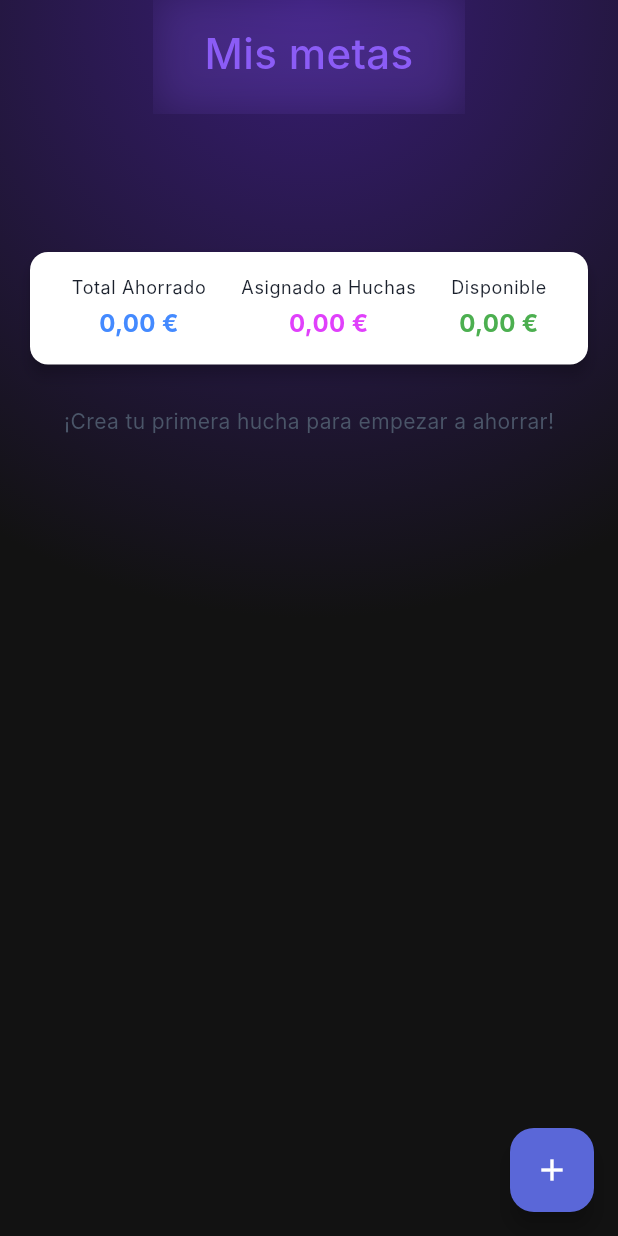
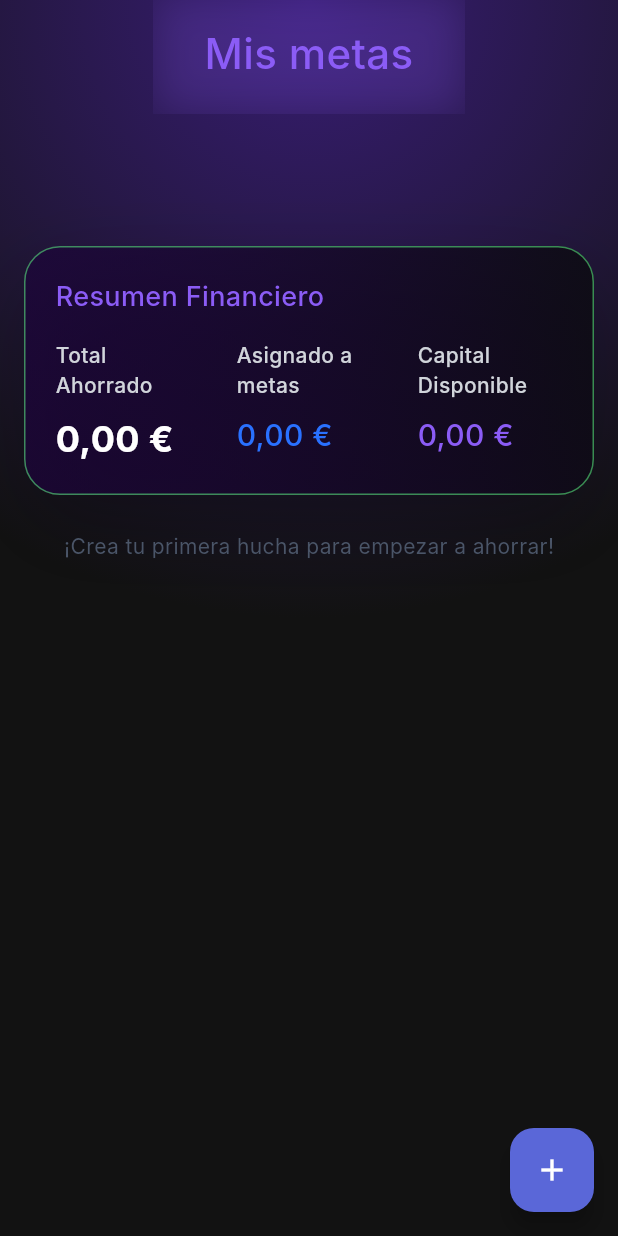
Before and after one commit to Thiagosnchz02/finai_flutter, a Flutter app: the GoalsScreen screen opened by its route, on a phone screen of 412 x 824 dp. Run offline on Flutter 3.47's test engine with Material 3 defaults, Android fonts, the phone set to English and light mode, and no system bars; our stand-ins replace fl_chart, flutter_dotenv, flutter_svg, font_awesome_flutter, image_picker, intl_phone_field and 4 more; missing offline and left inert: flutter_facebook_auth; accounts and stored records are empty; Roboto replaces fonts that are missing (Inter).

Commit message:
Refina cabecera de resumen de metas

```diff
--- a/lib/features/goals/widgets/goals_summary_header.dart
+++ b/lib/features/goals/widgets/goals_summary_header.dart
@@ -11,46 +11,111 @@ class GoalsSummaryHeader extends StatelessWidget {
 
   @override
   Widget build(BuildContext context) {
-    return Card(
-      elevation: 4,
-      child: Padding(
-        padding: const EdgeInsets.all(16.0),
-        child: Row(
-          mainAxisAlignment: MainAxisAlignment.spaceAround,
-          children: [
-            _buildSummaryColumn(
-              context,
-              'Total Ahorrado',
-              summary.totalSavingsBalance,
-              Colors.blueAccent,
-            ),
-            _buildSummaryColumn(
-              context,
-              'Asignado a Huchas',
-              summary.totalAllocated,
-              Colors.purpleAccent,
-            ),
-            _buildSummaryColumn(
-              context,
-              'Disponible',
-              summary.availableToAllocate,
-              Colors.green,
-            ),
+    final formatter = NumberFormat.currency(locale: 'es_ES', symbol: '€');
+
+    return Container(
+      decoration: BoxDecoration(
+        gradient: const LinearGradient(
+          begin: Alignment.topRight,
+          end: Alignment.bottomLeft,
+          colors: [
+            Color.fromRGBO(11, 11, 15, 0.8),
+            Color.fromRGBO(31, 1, 66, 0.6),
           ],
         ),
+        border: Border.all(color: const Color(0x8B5CF682)),
+        borderRadius: BorderRadius.circular(24),
+        boxShadow: const [
+          BoxShadow(
+            color: Color(0x40000000),
+            offset: Offset(0, 25),
+            blurRadius: 50,
+          ),
+        ],
+      ),
+      padding: const EdgeInsets.all(20),
+      child: Column(
+        crossAxisAlignment: CrossAxisAlignment.start,
+        children: [
+          const Text(
+            'Resumen Financiero',
+            style: TextStyle(
+              fontFamily: 'Inter',
+              fontSize: 18,
+              fontWeight: FontWeight.w500,
+              color: Color(0xFF8B5CF6),
+            ),
+          ),
+          const SizedBox(height: 16),
+          Row(
+            crossAxisAlignment: CrossAxisAlignment.start,
+            children: [
+              Expanded(
+                child: _buildSummaryColumn(
+                  'Total Ahorrado',
+                  formatter.format(summary.totalSavingsBalance),
+                  const TextStyle(
+                    fontFamily: 'Inter',
+                    fontSize: 24,
+                    fontWeight: FontWeight.w700,
+                    color: Colors.white,
+                  ),
+                ),
+              ),
+              const SizedBox(width: 24),
+              Expanded(
+                child: _buildSummaryColumn(
+                  'Asignado a metas',
+                  formatter.format(summary.totalAllocated),
+                  const TextStyle(
+                    fontFamily: 'Inter',
+                    fontSize: 20,
+                    fontWeight: FontWeight.w500,
+                    color: Color(0xFF2971FF),
+                  ),
+                ),
+              ),
+              const SizedBox(width: 24),
+              Expanded(
+                child: _buildSummaryColumn(
+                  'Capital Disponible',
+                  formatter.format(summary.availableToAllocate),
+                  const TextStyle(
+                    fontFamily: 'Inter',
+                    fontSize: 20,
+                    fontWeight: FontWeight.w500,
+                    color: Color(0xFF8B5CF6),
+                  ),
+                ),
+              ),
+            ],
+          ),
+        ],
       ),
     );
   }
 
-  Widget _buildSummaryColumn(BuildContext context, String title, double amount, Color color) {
-    final formatter = NumberFormat.currency(locale: 'es_ES', symbol: '€');
+  static Widget _buildSummaryColumn(
+    String title,
+    String formattedAmount,
+    TextStyle amountStyle,
+  ) {
     return Column(
+      crossAxisAlignment: CrossAxisAlignment.start,
       children: [
-        Text(title, style: Theme.of(context).textTheme.bodySmall),
-        const SizedBox(height: 4),
         Text(
-          formatter.format(amount),
-          style: TextStyle(fontSize: 16, fontWeight: FontWeight.bold, color: color),
+          title,
+          style: const TextStyle(
+            fontFamily: 'Inter',
+            fontSize: 14,
+            fontWeight: FontWeight.w500,
+            color: Color(0xFFD1D5DB),
+          ),
+        ),
+        const SizedBox(height: 8),
+        Text(
+          formattedAmount,
+          style: amountStyle,
         ),
       ],
     );
```
